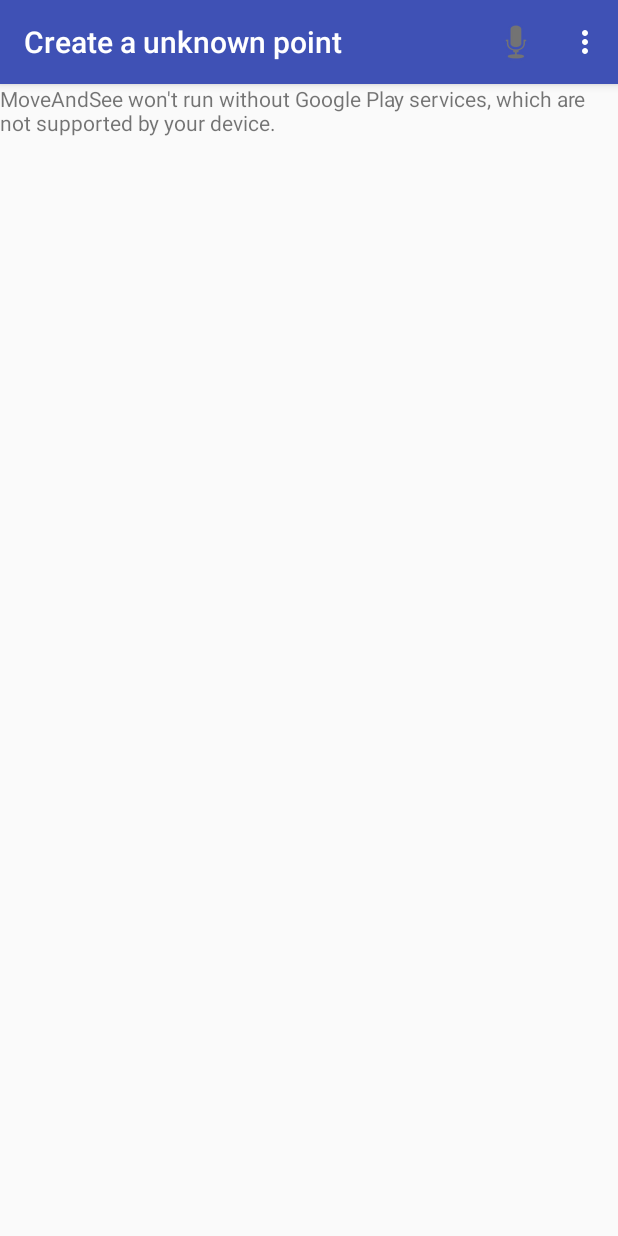
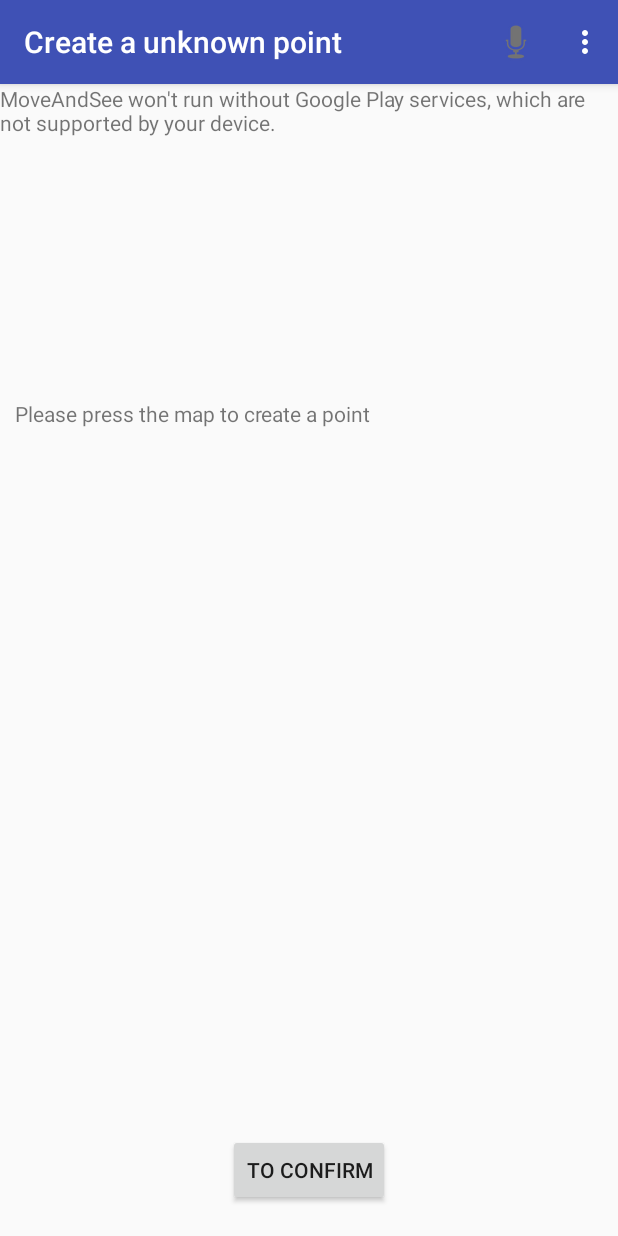
Before and after one commit to alexandrejottard01/MoveAndSeeAndroid, an Android app: the screen it shows after launch (CreateUnknownPointActivity), in the options menu, after a tap on "Create a new unknown point", on a phone screen of 412 x 824 dp. Run offline under Robolectric (Android 15) with nearby library versions, the phone set to English and light mode, and no system bars.

Commit message:
Fonctionnalité rajoutée : Rajout de UnknownPoint

```diff
--- a/app/src/main/java/com/henallux/moveandseeandroid/View/CreateDescriptionOfUnknownPointActivity.java
+++ b/app/src/main/java/com/henallux/moveandseeandroid/View/CreateDescriptionOfUnknownPointActivity.java
@@ -182,7 +182,7 @@ public class CreateDescriptionOfUnknownPointActivity extends AppCompatActivity i
         protected void onPostExecute(Integer resultCode)
         {
             if(resultCode == HttpURLConnection.HTTP_OK){
-                Toast.makeText(getApplicationContext(), "Point d'intérêt créé", Toast.LENGTH_SHORT).show();
+                Toast.makeText(getApplicationContext(), R.string.interest_point_create, Toast.LENGTH_SHORT).show();
                 Intent goToHomeConnected = new Intent(CreateDescriptionOfUnknownPointActivity.this, HomeConnectedActivity.class);
                 startActivity(goToHomeConnected);
             }
--- a/app/src/main/java/com/henallux/moveandseeandroid/View/CreateInterestPointActivity.java
+++ b/app/src/main/java/com/henallux/moveandseeandroid/View/CreateInterestPointActivity.java
@@ -70,9 +70,9 @@ public class CreateInterestPointActivity extends AppCompatActivity implements On
                 double latitude = latitudeLongitudeSelected.latitude;
                 double longitude = latitudeLongitudeSelected.longitude;
 
-                Date date = Calendar.getInstance().getTime();
+                Date dateCreation = Calendar.getInstance().getTime();
 
-                InterestPoint interestPoint = new InterestPoint(1,latitude,longitude,nameInterestPoint, date);
+                InterestPoint interestPoint = new InterestPoint(1,latitude,longitude,nameInterestPoint, dateCreation);
 
                 //Création de Description
                 EditText descriptionInterestPointEditText = (EditText) findViewById (R.id.explication_interest);
--- a/app/src/main/res/layout/activity_create_interest_point.xml
+++ b/app/src/main/res/layout/activity_create_interest_point.xml
@@ -28,7 +28,6 @@
             android:paddingBottom="5dp"
             android:textColorLink="@color/cast_expanded_controller_background_color" />
 
-
         <EditText
             android:id="@+id/explication_interest"
             android:layout_width="match_parent"
@@ -50,7 +49,6 @@
             android:layout_centerHorizontal="true"
             android:text="@string/button_submit" />
 
-
     </RelativeLayout>
 
 </LinearLayout>
--- a/app/src/main/res/layout/activity_create_unknown_point.xml
+++ b/app/src/main/res/layout/activity_create_unknown_point.xml
@@ -9,4 +9,36 @@
         android:layout_width="match_parent"
         android:layout_height="200dp" />
 
+    <RelativeLayout
+        android:orientation="vertical"
+        android:layout_width="match_parent"
+        android:layout_height="match_parent">
+
+        <TextView
+            android:id="@+id/latitude_longitude_unknown_point"
+            android:layout_width="wrap_content"
+            android:layout_height="wrap_content"
+            android:layout_alignParentTop="true"
+            android:layout_marginBottom="0dp"
+            android:layout_marginLeft="10dp"
+            android:layout_marginRight="10dp"
+            android:layout_marginTop="10dp"
+            android:inputType="textPersonName"
+            android:paddingBottom="5dp"
+            android:text="@string/press_map_to_create_point"
+            android:textColorLink="@color/cast_expanded_controller_background_color" />
+
+
+        <Button
+            android:id="@+id/button_submit_unknown_point"
+            android:layout_width="wrap_content"
+            android:layout_height="wrap_content"
+            android:layout_alignParentBottom="true"
+            android:layout_below="@+id/explication_interest"
+            android:layout_centerHorizontal="true"
+            android:layout_margin="20dp"
+            android:text="@string/button_submit" />
+
+    </RelativeLayout>
+
 </LinearLayout>
--- a/app/src/main/res/values/strings.xml
+++ b/app/src/main/res/values/strings.xml
@@ -18,4 +18,5 @@
     <string name="message_errer_description_no_create">Error creating the description</string>
     <string name="message_description_create">Description created</string>
     <string name="new_interest_point">New interest point</string>
+    <string name="press_map_to_create_point">Please press the map to create a point</string>
 </resources>
```
Also changed, not shown: app/src/main/java/com/henallux/moveandseeandroid/Adapter/CustomListDescription.java (+0 -31 lines), app/src/main/java/com/henallux/moveandseeandroid/DAO/UnknownPointDAO.java (+22 -0 lines), app/src/main/java/com/henallux/moveandseeandroid/View/CreateUnknownPointActivity.java (+100 -4 lines), app/src/main/java/com/henallux/moveandseeandroid/View/HomeConnectedActivity.java (+2 -7 lines), app/src/main/java/com/henallux/moveandseeandroid/View/HomeNotConnectedActivity.java (+8 -0 lines), 1 other file.
